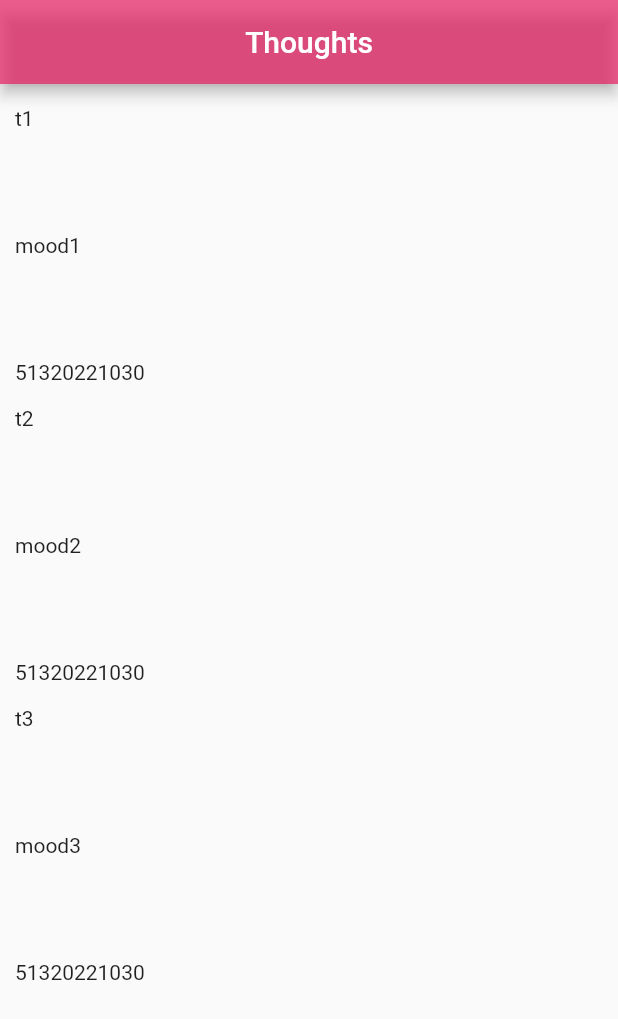
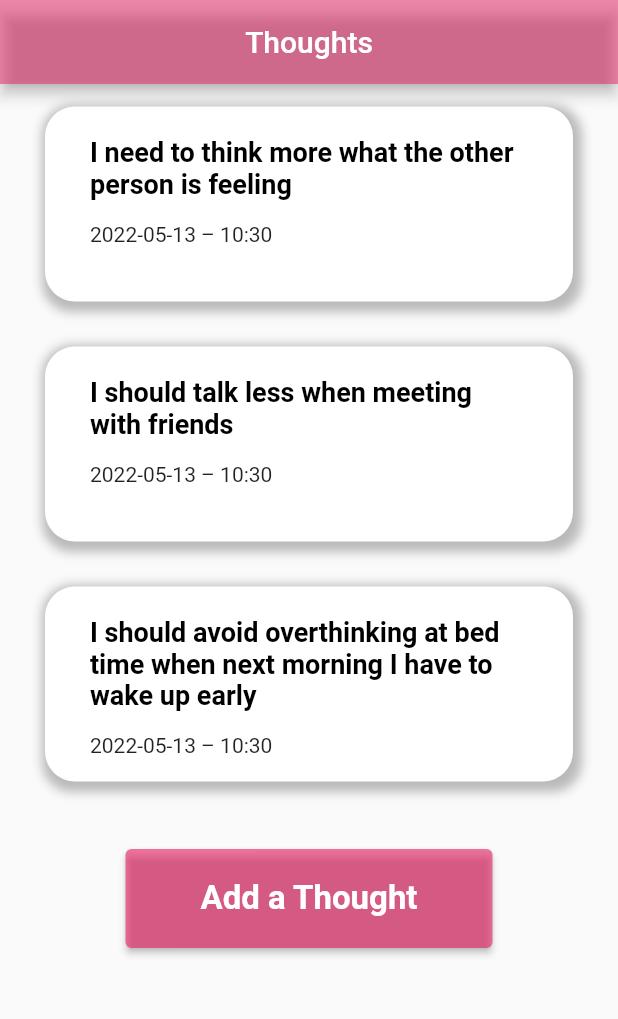
Before and after one commit to Jeruilp/koa-health-assignment, a Flutter app: the screen it shows after launch, on a phone screen of 412 x 824 dp. Shown: the top 1019 px of the screen. Run offline on Flutter 3.47's test engine with Material 2 defaults, Android fonts, the light colour scheme and no system bars; our stand-ins replace bloc, floor, flutter_bloc, sqflite; accounts and stored records are empty.

Commit message:
Pages, bloc and form working, remaining local database

```diff
--- a/lib/main.dart
+++ b/lib/main.dart
@@ -32,11 +32,11 @@ class MyApp extends StatelessWidget {
         initialRoute: 'thoughts',
         routes: {
          'thoughts'       : (_) => ThoughtPage(),
-        //  'thoughts_detail': (_) => ThoughtDetailPage()
+         'thought_detail' : (_) => ThoughtDetailPage()
         },
         theme: ThemeData.light().copyWith(
           appBarTheme: AppBarTheme(
-            color: Colors.pink.withOpacity(0.7)
+            color: Colors.pink.withOpacity(0.5)
           )
         ),
       )
--- a/lib/src/data/datasource/local/dao_local.dart
+++ b/lib/src/data/datasource/local/dao_local.dart
@@ -4,9 +4,9 @@
 
 //   Future<void> insertThoughtDb( Thought thought) async {
 //     // Get database
-//     final database = await $FloorGamesDatabase.databaseBuilder('games_database.db').build();
-//     final _dao = database.gamesDbDAO;
+//     final database = await $FloorGamesDatabase.databaseBuilder('thought_database.db').build();
+//     final _dao = database.thoughtDAO;
 
-//     aw
+//
 //   }
 // }
--- a/lib/src/data/services/thought_service.dart
+++ b/lib/src/data/services/thought_service.dart
@@ -1,33 +1,13 @@
+import 'package:koa_health_assignment/src/domain/model/thought.dart';
 
-// import 'package:pinch_assignment/src/di/locator.dart';
-// import 'package:pinch_assignment/src/domain/model/game.dart';
-// import 'package:pinch_assignment/src/data/datasource/local/dao_local.dart';
-// import 'package:pinch_assignment/src/data/datasource/remote/dio_remote.dart';
+class ThoughtService {
 
 
-// class GameService {
 
-//   final _dioRemote = locator<DioRemote>();
-//   final _daoLocal = locator<DaoLocal>();
+  @override
+  Future<List<Thought>> getThoughts( ) async {
 
+    // Logic to get the data from a remote database or from local database
 
-//   @override
-//   Future<List<Game>> getGames( ) async {
-
-//     // Check if there is data on database
-//     final hasGameDb = await _daoLocal.hasGameDb();
-//     // Get data from remote API
-//     final resp = await _dioRemote.getGames();
-//     // If DB has data and remote resp is null => return data from database
-//     if (hasGameDb && resp == null) {
-//       return _daoLocal.getAllGameDb();
-//     // If DB has not data and remote resp is not null => Save data on db and return remote data
-//     } else if (!hasGameDb && resp != null){
-//       await _daoLocal.insertGamesDB(resp);
-//       return resp;
-//     } else {
-//       return resp;
-//     }
-
-//   }
-// }
+  }
+}
--- a/lib/src/presentation/bloc/thought_bloc.dart
+++ b/lib/src/presentation/bloc/thought_bloc.dart
@@ -14,6 +14,11 @@ class ThoughtBloc extends Bloc<ThoughtEvent, ThoughtState> {
       emit( ThoughtSetState( event.thoughts ));
     });
 
+    on<AddThoughtEvent>((event, emit) {
+      final thoughts = [...state.thoughtList, event.thought];
+      emit( ThoughtSetState( thoughts ));
+    });
+
     on<LoadingThoughtEvent>( (event, emit) {
       emit( ThoughtLoadingState());
     });
--- a/lib/src/presentation/bloc/thought_event.dart
+++ b/lib/src/presentation/bloc/thought_event.dart
@@ -8,6 +8,10 @@ class OnLoadThoughtEvent extends ThoughtEvent {
   OnLoadThoughtEvent(this.thoughts);
 }
 
+class AddThoughtEvent extends ThoughtEvent {
+  final Thought thought;
+  AddThoughtEvent(this.thought);
+}
 class LoadingThoughtEvent extends ThoughtEvent {
 
 }
--- a/lib/src/presentation/pages/thought_detail_page.dart
+++ b/lib/src/presentation/pages/thought_detail_page.dart
@@ -2,6 +2,7 @@ import 'package:flutter/material.dart';
 
 import 'package:koa_health_assignment/src/domain/model/thought.dart';
 import 'package:koa_health_assignment/src/presentation/widgets/thought_detail_widgets.dart';
+
 
 
 class ThoughtDetailPage extends StatelessWidget {
@@ -13,7 +14,7 @@ class ThoughtDetailPage extends StatelessWidget {
 
     return Scaffold(
       appBar: AppBar(
-        title: Text('Game Detail'),
+        title: Text('Thought Detail'),
         centerTitle: true,
       ),
       body: SingleChildScrollView(
--- a/lib/src/presentation/pages/thought_page.dart
+++ b/lib/src/presentation/pages/thought_page.dart
@@ -1,9 +1,13 @@
 import 'package:flutter/material.dart';
 import 'package:flutter_bloc/flutter_bloc.dart';
+import 'package:intl/intl.dart';
 
+// Import model
 import 'package:koa_health_assignment/src/domain/model/thought.dart';
+// Import Bloc
 import 'package:koa_health_assignment/src/presentation/bloc/thought_bloc.dart';
-import 'package:koa_health_assignment/src/presentation/widgets/card_thought.dart';
+// Import widgets
+import 'package:koa_health_assignment/src/presentation/widgets/widgets.dart';
 
 class ThoughtPage extends StatefulWidget {
 
@@ -16,6 +20,7 @@ class _ThoughtPageState extends State<ThoughtPage> {
   @override
   void initState() {
 
+    // Load the thoughts stored in database (remote or local)
     _loadThoughts();
 
     super.initState();
@@ -23,6 +28,7 @@ class _ThoughtPageState extends State<ThoughtPage> {
 
 
 
+  final _formKey = GlobalKey<FormState>();
 
   @override
   Widget build(BuildContext context) {
@@ -34,15 +40,40 @@ class _ThoughtPageState extends State<ThoughtPage> {
       body: BlocBuilder<ThoughtBloc, ThoughtState>(
           builder: (context, state) {
             return state.existThought && !state.isLoading
-              ? RefreshIndicator(
-                onRefresh: _loadThoughts,
-                child: ListView.builder(
+              ? SingleChildScrollView(
+                child: Column(
+                  children: [
+                    ListView.builder(
                       physics    : BouncingScrollPhysics(),
                       shrinkWrap : true,
                       itemCount  : state.thoughtList.length,
                       itemBuilder: (_, i) {
                         return ThoughtCard(thought: state.thoughtList[i]);
                       },
+                    ),
+                    SizedBox( height: 30.0 ),
+                    ElevatedButton(
+                      child: Text('Add a Thought'),
+                      onPressed: () {
+                        showModalBottomSheet(
+                          context: context,
+                          shape: RoundedRectangleBorder(
+                          borderRadius: BorderRadius.vertical(top: Radius.circular(25.0))),
+                          isScrollControlled: true,
+                          builder: (context) {
+                            return Form(
+                              key  : _formKey,
+                              child: FormBody(formKey: _formKey)
+                            );
+                          });
+                      },
+                      style: ElevatedButton.styleFrom(
+                        primary: Colors.pink.withOpacity(0.6),
+                        padding: EdgeInsets.symmetric(horizontal: 50, vertical: 20),
+                        textStyle: TextStyle(fontSize: 22.0, fontWeight: FontWeight.bold)
+                      ),
+                    )
+                  ],
                 ),
               )
               : Center(child: CircularProgressIndicator());
@@ -52,42 +83,21 @@ class _ThoughtPageState extends State<ThoughtPage> {
   }
 
 
+
+
   Future<void> _loadThoughts() async {
 
+    // Here we would call Thought Service to load initial data from database
+    // Simulation of 3 thoughts that would be retrieved from database
     final _thoughtBloc = BlocProvider.of<ThoughtBloc>(context);
     final DateTime now = new DateTime.now();
-    final String date = now.month.toString() + now.day.toString() + now.year.toString();
-    final String time = now.hour.toString() + now.minute.toString();
-    final t1 = new Thought('t1','des1','mood1', date, time);
-    final t2 = new Thought('t2','des2','mood2', date, time);
-    final t3 = new Thought('t3','des3','mood3', date, time);
+    final String date = DateFormat('yyyy-MM-dd – ').format(now);
+    final String time = DateFormat('kk:mm').format(now);
+    final t1 = new Thought('I need to think more what the other person is feeling','The other day I say something to Molly that made her feel bad, and I did not realice about that until next day','Guilty', date, time);
+    final t2 = new Thought('I should talk less when meeting with friends','I think this is not a true thought due to noone has ever told me that','Afraid', date, time);
+    final t3 = new Thought('I should avoid overthinking at bed time when next morning I have to wake up early','This is a real problem, I should start doing some routines to relax myself befor going to bed','Overwhelmed', date, time);
     _thoughtBloc.add(OnLoadThoughtEvent([t1,t2,t3]));
 
 
   }
 }
-
-
-
-
-
-
-//   Future<void> _loadGames() async {
-//     GameService _gameService = locator<GameService>();
-//     final _gamesBloc = BlocProvider.of<GamesBloc>(context);
-
-//     _gamesBloc.add( LoadingGamesEvent());
-
-//     // Game service
-//     final dynamic response = await _gameService.getGames();
-//       if (response != null) {
-//         // Add games data to BLOC
-//         _gamesBloc.add( OnLoadGamesEvent(response) );
-//       } else {
-//         Toast.show("It's been a problem loading the data",
-//           duration: 3,
-//           gravity: Toast.center,
-//           backgroundColor: Colors.black87);
-//       }
-//   }
-// }
--- a/lib/src/presentation/widgets/card_thought.dart
+++ b/lib/src/presentation/widgets/card_thought.dart
@@ -20,8 +20,21 @@ class ThoughtCard extends StatelessWidget {
       },
 
       child: Container(
-        padding: EdgeInsets.only(top: 15.0, left: 10.0, right: 10.0),
-        height : 200.0,
+        padding: EdgeInsets.only(top: 20.0, left: 30.0, right: 30.0),
+        margin : EdgeInsets.only(left: 30, top: 15, right: 30, bottom: 15),
+        height : 130.0,
+        decoration: BoxDecoration(
+          color: Colors.white,
+          borderRadius: BorderRadius.circular(20),
+          boxShadow: [
+            BoxShadow(
+              color : Colors.grey.withOpacity(0.7),
+              offset: Offset(2,3),
+              spreadRadius: 4,
+              blurRadius  : 5,
+            )
+          ],
+        ),
         child: _Body(thought: thought),
       )
     );
@@ -39,13 +52,21 @@ class _Body extends StatelessWidget {
 
   @override
   Widget build(BuildContext context) {
-    return Expanded(
-      child: Column(
+    return Column(
       crossAxisAlignment: CrossAxisAlignment.start,
-        mainAxisAlignment: MainAxisAlignment.spaceBetween,
+      mainAxisAlignment : MainAxisAlignment.spaceBetween,
       children: [
-          Text(thought.title),
-          Text(thought.mood),
+        Column(
+          crossAxisAlignment: CrossAxisAlignment.start,
+          children: [
+            Text(
+              thought.title,
+              style: TextStyle(
+              fontWeight: FontWeight.bold,
+              color     : Colors.black,
+              fontSize  : 18.0
+            )),
+            SizedBox( height: 15.0 ),
             Row(
               children: [
                 Text(thought.date),
@@ -55,7 +76,7 @@ class _Body extends StatelessWidget {
           ],
 
         ),
-
+      ],
     );
   }
 }
--- /dev/null
+++ b/lib/src/presentation/widgets/widgets.dart
@@ -0,0 +1,4 @@
+import 'package:koa_health_assignment/src/presentation/widgets/card_thought.dart';
+export 'package:koa_health_assignment/src/presentation/widgets/thought_form.dart';
+export 'package:koa_health_assignment/src/presentation/widgets/card_thought.dart';
+export 'package:koa_health_assignment/src/presentation/widgets/thought_detail_widgets.dart';
```
Also changed, not shown: lib/src/data/datasource/local/thought_database.dart (+4 -4 lines), lib/src/di/locator.dart (deleted, +0 -17 lines), lib/src/presentation/widgets/thought_detail_widgets.dart (+16 -8 lines), lib/src/presentation/widgets/thought_form.dart (added, +92 -0 lines), pubspec.yaml (+8 -7 lines), pubspec.lock, 2 other files. Lines whose indentation alone changed are shown as unchanged.
